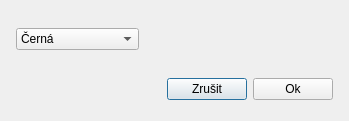
Qt form crypto_chat/colordialog.ui (RxiPland/crypto_chat) before a commit.
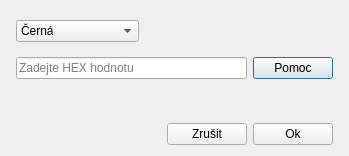
The same form after that commit.

Patch:
```diff
--- a/crypto_chat/colordialog.ui
+++ b/crypto_chat/colordialog.ui
@@ -7,7 +7,7 @@
     <x>0</x>
     <y>0</y>
     <width>349</width>
-    <height>121</height>
+    <height>156</height>
    </rect>
   </property>
   <property name="windowTitle">
@@ -154,7 +154,50 @@
        <property name="sizeHint" stdset="0">
         <size>
          <width>20</width>
-         <height>10</height>
+         <height>5</height>
+        </size>
+       </property>
+      </spacer>
+     </item>
+     <item>
+      <layout class="QHBoxLayout" name="horizontalLayout_4">
+       <property name="topMargin">
+        <number>0</number>
+       </property>
+       <item>
+        <widget class="QLineEdit" name="lineEdit">
+         <property name="maxLength">
+          <number>7</number>
+         </property>
+         <property name="placeholderText">
+          <string>Zadejte HEX hodnotu</string>
+         </property>
+        </widget>
+       </item>
+       <item>
+        <widget class="QPushButton" name="pushButton_3">
+         <property name="sizePolicy">
+          <sizepolicy hsizetype="Minimum" vsizetype="Fixed">
+           <horstretch>0</horstretch>
+           <verstretch>0</verstretch>
+          </sizepolicy>
+         </property>
+         <property name="text">
+          <string>Pomoc</string>
+         </property>
+        </widget>
+       </item>
+      </layout>
+     </item>
+     <item>
+      <spacer name="verticalSpacer_3">
+       <property name="orientation">
+        <enum>Qt::Vertical</enum>
+       </property>
+       <property name="sizeHint" stdset="0">
+        <size>
+         <width>20</width>
+         <height>40</height>
         </size>
        </property>
       </spacer>
```
Left out of the diff: 5 changed lines with no effect on the pictures.
